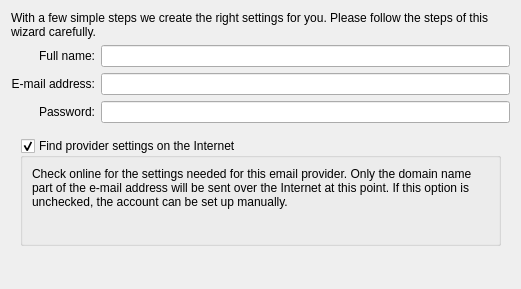
Qt form accountwizard/src/ui/personaldatapage.ui (KDE/kdepim) before a commit.
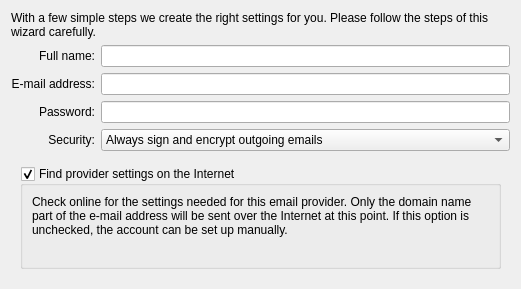
The same form after that commit. Custom widgets are drawn as their Qt base class.

Commit message:
AccountWizard: add option to configure default crypto behaviour for new identity
As we now have per-identity auto-sign and auto-encrypt configuration,
users can now choose if they want to enable them when creating a new
account.

What changed in the file:
```diff
--- a/accountwizard/src/ui/personaldatapage.ui
+++ b/accountwizard/src/ui/personaldatapage.ui
@@ -95,6 +95,40 @@
        </property>
       </widget>
      </item>
+     <item row="3" column="0">
+      <widget class="QLabel" name="cryptoLabel">
+       <property name="text">
+        <string>Security:</string>
+       </property>
+       <property name="alignment">
+        <set>Qt::AlignRight|Qt::AlignTrailing|Qt::AlignVCenter</set>
+       </property>
+      </widget>
+     </item>
+     <item row="3" column="1">
+      <widget class="QComboBox" name="cryptoComboBox">
+       <item>
+        <property name="text">
+         <string>Always sign and encrypt outgoing emails</string>
+        </property>
+       </item>
+       <item>
+        <property name="text">
+         <string>Always sign outgoing emails</string>
+        </property>
+       </item>
+       <item>
+        <property name="text">
+         <string>Always encrypt outgoing emails</string>
+        </property>
+       </item>
+       <item>
+        <property name="text">
+         <string>Don't sign or encrypt outgoing emails</string>
+        </property>
+       </item>
+      </widget>
+     </item>
     </layout>
    </item>
    <item>
```
The commit also changes 5 other files.
